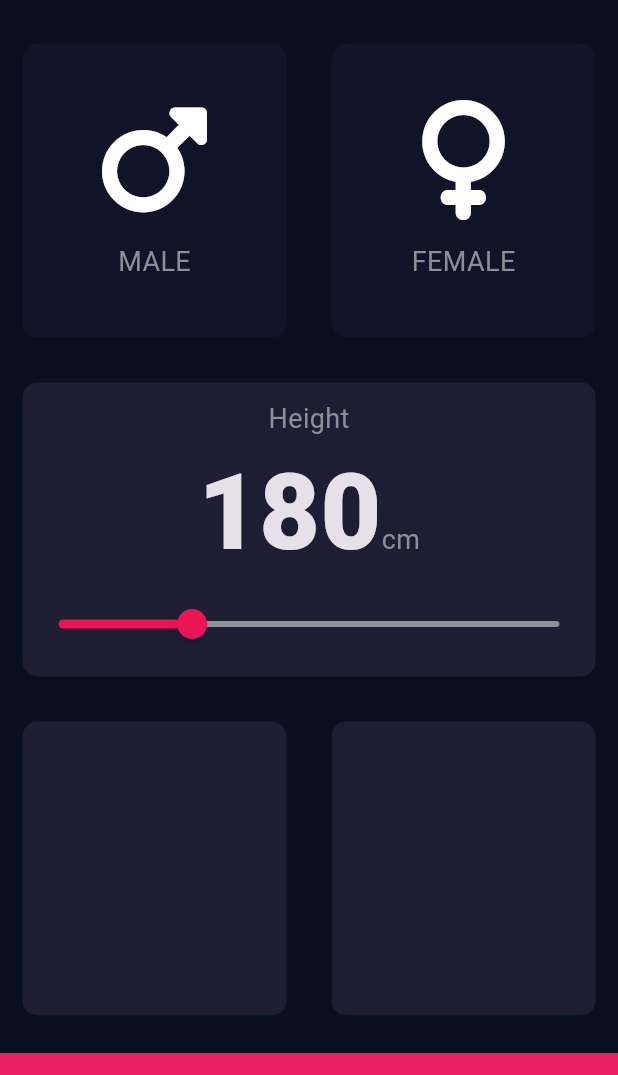
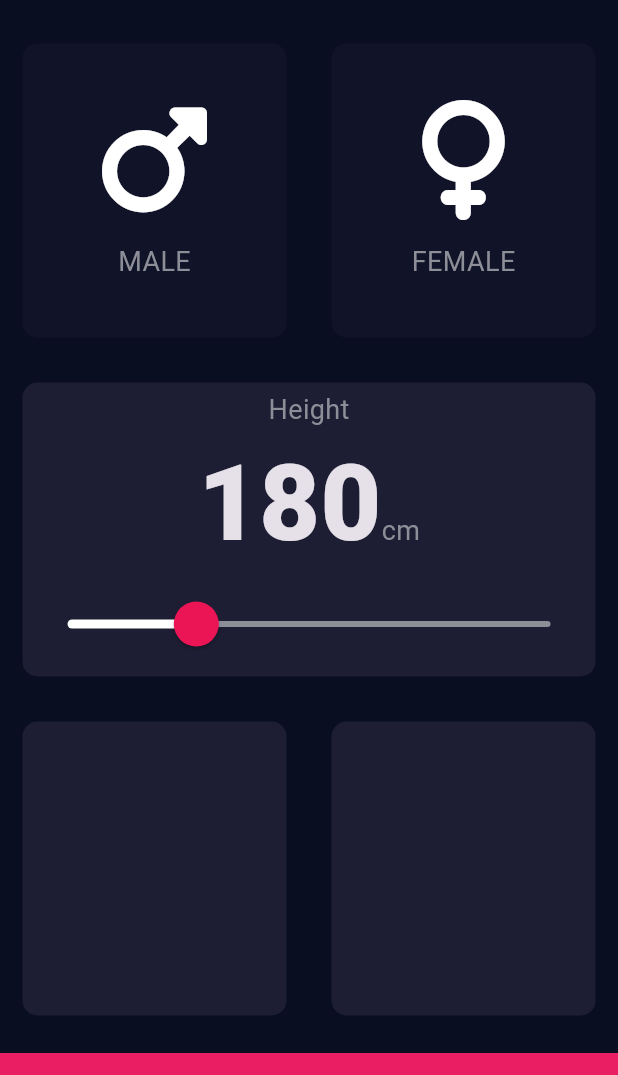
Before and after one commit to Oyebliss/BMI-Calculator-demo, a Flutter app: the screen it shows after launch, on a phone screen of 412 x 824 dp, the part 63-1138 px from its top. Run offline on Flutter 3.47's test engine with Material 3 defaults, Android fonts, the phone set to English and light mode, and no system bars; our stand-ins replace font_awesome_flutter.

Commit message:
Create a slidertheme

```diff
--- a/lib/pages/input_page.dart
+++ b/lib/pages/input_page.dart
@@ -99,17 +99,29 @@ class _InputPageState extends State<InputPage> {
                       ),
                     ],
                   ),
-                  Slider(
+                  SliderTheme(
+                    data: SliderTheme.of(context).copyWith(
+                      activeTrackColor: Colors.white,
+                      inactiveTrackColor: kSliderInactiveColor,
+                      thumbColor: kSliderActiveColor,
+                      overlayColor: kSliderOverlayColor,
+                      thumbShape: const RoundSliderThumbShape(
+                        enabledThumbRadius: 15,
+                      ),
+                      overlayShape: const RoundSliderOverlayShape(
+                        overlayRadius: 30.0,
+                      ),
+                    ),
+                    child: Slider(
                       min: kSliderMin,
                       max: kSliderMax,
-                    activeColor: kSliderActiveColor,
-                    inactiveColor: kSliderInactiveColor,
                       value: height.toDouble(),
                       onChanged: (newValue) {
                         setState(() {
                           height = newValue.round();
                         });
                       },
+                    ),
                   ),
                 ],
               ),
--- a/lib/utils/constants.dart
+++ b/lib/utils/constants.dart
@@ -19,3 +19,4 @@ const kSliderMin = 100.00;
 const kSliderMax = 400.00;
 const kSliderActiveColor = Color(0xFFEB1555);
 const kSliderInactiveColor = Color(0xFF8D8E98);
+const kSliderOverlayColor = Color(0x29EB1555);
```
Lines whose indentation alone changed are shown as unchanged.
